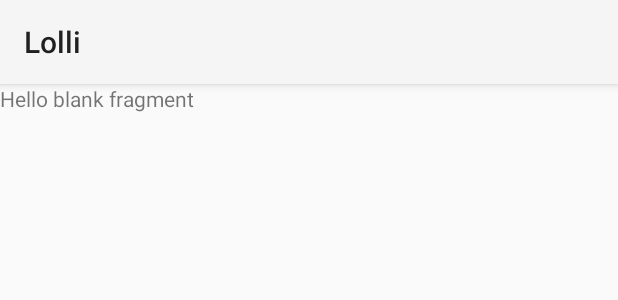
After one commit to martindisch/Lolli, an Android app: the layout fragment_recycler.xml on its own in the app's theme, with its tools: preview values and no code run, on a phone screen of 412 x 824 dp. The commit adds this screen. Shown: the top 300 px of the screen. Run offline under Robolectric (Android 15) with nearby library versions, the phone set to English and light mode, and no system bars.

Commit message:
Added empty RecyclerFragment

```diff
--- a/app/src/main/java/com/martin/lolli/MyActivity.java
+++ b/app/src/main/java/com/martin/lolli/MyActivity.java
@@ -66,7 +66,7 @@ public class MyActivity extends Activity
                 fragmentManager.beginTransaction().replace(R.id.container, CardFragment.newInstance()).commit();
                 break;
             case 2:
-
+                fragmentManager.beginTransaction().replace(R.id.container, RecyclerFragment.newInstance()).commit();
                 break;
         }
     }
--- /dev/null
+++ b/app/src/main/res/layout/fragment_recycler.xml
@@ -0,0 +1,13 @@
+<FrameLayout xmlns:android="http://schemas.android.com/apk/res/android"
+    xmlns:tools="http://schemas.android.com/tools"
+    android:layout_width="match_parent"
+    android:layout_height="match_parent"
+    tools:context="com.martin.lolli.RecyclerFragment">
+
+    <!-- TODO: Update blank fragment layout -->
+    <TextView
+        android:layout_width="match_parent"
+        android:layout_height="match_parent"
+        android:text="@string/hello_blank_fragment" />
+
+</FrameLayout>
```
Also changed, not shown: app/src/main/java/com/martin/lolli/RecyclerFragment.java (added, +42 -0 lines).
